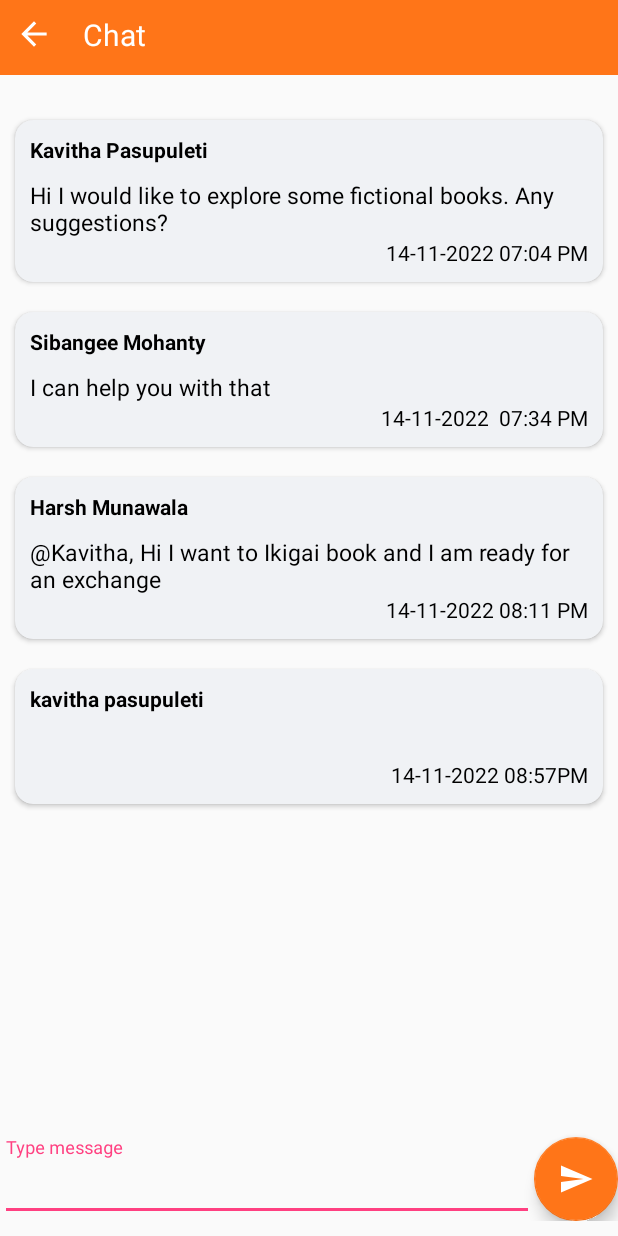
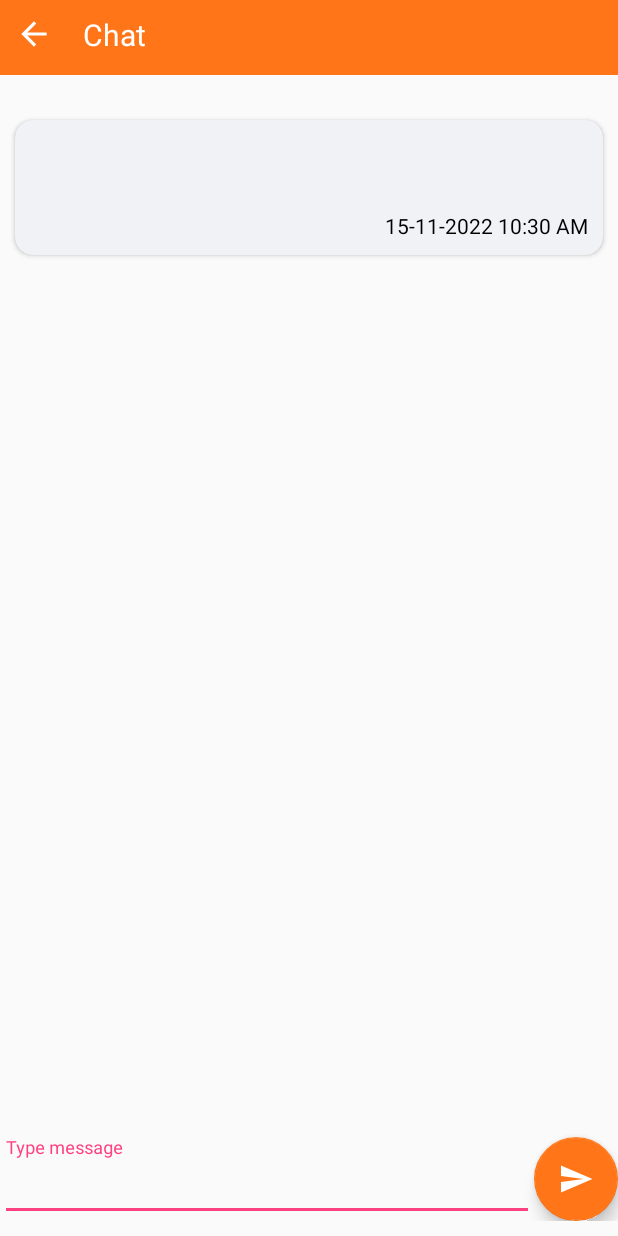
Before and after one commit to kavitha565/android_project, an Android app: the ChatActivity screen opened directly, with no data from a screen before it, after a tap on an icon or button, on a phone screen of 412 x 824 dp. Run offline under Robolectric (Android 15) with nearby library versions, the phone set to English and light mode, and no system bars; our stand-ins replace Firebase (no records; nobody signed in at launch, a user with empty details on screens opened directly).

Commit message:
Final 2nd interation

```diff
--- a/app/src/main/AndroidManifest.xml
+++ b/app/src/main/AndroidManifest.xml
@@ -50,7 +50,7 @@
             <intent-filter>
             <action android:name="android.intent.action.MAIN" />
 
-            <category android:name="android.intent.category.LAUNCHER" />
+<!--            <category android:name="android.intent.category.LAUNCHER" />-->
         </intent-filter>
         </activity>
         <activity
@@ -78,7 +78,7 @@
             <intent-filter>
                 <action android:name="android.intent.action.MAIN" />
 
-<!--                 <category android:name="android.intent.category.LAUNCHER" />-->
+                 <category android:name="android.intent.category.LAUNCHER" />
             </intent-filter>
 
             <meta-data
--- a/app/src/main/java/com/example/exchangelibrary/ChatActivity.java
+++ b/app/src/main/java/com/example/exchangelibrary/ChatActivity.java
@@ -6,18 +6,27 @@ import android.util.Log;
 import android.view.View;
 import android.widget.EditText;
 import android.widget.ImageView;
+import android.widget.Toast;
 
+import androidx.annotation.NonNull;
 import androidx.appcompat.app.AppCompatActivity;
 import androidx.recyclerview.widget.LinearLayoutManager;
 import androidx.recyclerview.widget.RecyclerView;
 
+import com.google.android.gms.tasks.OnCompleteListener;
+import com.google.android.gms.tasks.Task;
 import com.google.android.material.floatingactionbutton.FloatingActionButton;
 import com.google.firebase.auth.FirebaseAuth;
 import com.google.firebase.auth.FirebaseUser;
+import com.google.firebase.database.DataSnapshot;
 import com.google.firebase.database.DatabaseReference;
 import com.google.firebase.database.FirebaseDatabase;
+import java.sql.Timestamp;
+import java.text.SimpleDateFormat;
+import java.time.format.DateTimeFormatter;
+import java.util.Calendar;
+import java.util.Date;
 
-import java.security.PublicKey;
 import java.util.ArrayList;
 
 public class ChatActivity extends AppCompatActivity {
@@ -26,49 +35,43 @@ public class ChatActivity extends AppCompatActivity {
     ChatAdapter chatAdapter;
     ArrayList<ChatMessage> messagesList;
     String name;
+    FirebaseDatabase database = FirebaseDatabase.getInstance();
+    DatabaseReference myRef = database.getReference("message");
 
-    //ChatMessage messagesList = new ChatMessage("Hi this is kavitha","Kavitha Pasupuleti");
     @Override
     protected void onCreate(Bundle savedInstanceState) {
         super.onCreate(savedInstanceState);
         setContentView(R.layout.activity_chat);
-        Log.d("info","In chat acitiviy");
+        Log.d("info", "In chat acitiviy");
 
-        ArrayList<ChatMessage> messagesList = createMessagesList();
+        FloatingActionButton sendBtn = (FloatingActionButton) findViewById(R.id.send);
+        recyclerView = findViewById(R.id.list_of_messages);
+        recyclerView.setLayoutManager(new LinearLayoutManager(this));
+        messagesList = new ArrayList<ChatMessage>();
 
-        FloatingActionButton sendBtn = (FloatingActionButton)findViewById(R.id.send);
-        recyclerView = findViewById(R.id.list_of_messages);
-        //recyclerView.hasFixedSize(true);
-        recyclerView.setLayoutManager(new LinearLayoutManager(this));
-
-        chatAdapter = new ChatAdapter(this,messagesList);
-        recyclerView.setAdapter(chatAdapter);
+        displayChatMessages();
 
         FirebaseUser user = FirebaseAuth.getInstance().getCurrentUser();
         if (user != null) {
             name = user.getDisplayName();
-        };
+        }
 
         sendBtn.setOnClickListener(new View.OnClickListener() {
             @Override
             public void onClick(View view) {
-                EditText input = (EditText)findViewById(R.id.input);
+                EditText input = (EditText) findViewById(R.id.input);
+                Log.e("test", "" + input.getText().toString());
+                String timeStamp = new SimpleDateFormat("dd-MM-yyyy HH:mm aa").format(Calendar.getInstance().getTime());
 
-                // Write a message to the database
-                FirebaseDatabase database = FirebaseDatabase.getInstance();
-                DatabaseReference myRef = database.getReference("message");
+                messagesList.add(new ChatMessage(input.getText().toString(), name, timeStamp));
+                myRef.setValue(messagesList);
 
-                Log.e("test",""+input.getText().toString());
-                myRef.setValue(new ChatMessage(input.getText().toString(), "kavitha pasupuleti","14-11-2022 08:57PM"));
-                messagesList.add(new ChatMessage(input.getText().toString(), "kavitha pasupuleti","14-11-2022 08:57PM"));
-
-                chatAdapter = new ChatAdapter(ChatActivity.this,messagesList);
+                chatAdapter = new ChatAdapter(ChatActivity.this, messagesList);
                 recyclerView.setAdapter(chatAdapter);
 
                 input.setText("");
             }
         });
-        displayChatMessages();
 
         ImageView goBack = (ImageView) findViewById(R.id.goBackTo);
         goBack.setOnClickListener(new View.OnClickListener() {
@@ -81,14 +84,30 @@ public class ChatActivity extends AppCompatActivity {
 
     private void displayChatMessages() {
 
+        myRef.get().addOnCompleteListener(new OnCompleteListener<DataSnapshot>() {
+            @Override
+            public void onComplete(@NonNull Task<DataSnapshot> task) {
+                if (task.isSuccessful()) {
+                    if (task.getResult().exists()) {
+                        Toast.makeText(ChatActivity.this, "Successfully Read", Toast.LENGTH_SHORT).show();
+                        DataSnapshot dataSnapshot = task.getResult();
+                        Log.e("data", ""+dataSnapshot.getValue());
+                        for (DataSnapshot ALL_USERS: dataSnapshot.getChildren()) {
+                            String messageText = ALL_USERS.child("messageText").getValue().toString();
+                            String messageTime = ALL_USERS.child("messageTime").getValue().toString();
+                            Log.e("date",""+messageTime);
+                            String messageUser = ALL_USERS.child("messageUser").getValue().toString();
+                            ChatMessage mUser = new ChatMessage(messageText, messageUser, messageTime);
+                            messagesList.add(mUser);
+                            chatAdapter = new ChatAdapter(ChatActivity.this, messagesList);
+                            recyclerView.setAdapter(chatAdapter);
+                        }
+                    }
+                }
+                else{
+                    Toast.makeText(ChatActivity.this, "Error", Toast.LENGTH_SHORT).show();
+                }
+            }
+        });
     }
-
-    private ArrayList<ChatMessage> createMessagesList(){
-        messagesList = new ArrayList<ChatMessage>();
-        messagesList.add(new ChatMessage("Hi I would like to explore some fictional books. Any suggestions?","Kavitha Pasupuleti","14-11-2022 07:04 PM"));
-        messagesList.add(new ChatMessage("I can help you with that","Sibangee Mohanty","14-11-2022  07:34 PM"));
-        messagesList.add(new ChatMessage("@Kavitha, Hi I want to Ikigai book and I am ready for an exchange","Harsh Munawala","14-11-2022 08:11 PM"));
-        return messagesList;
-    }
-
 }
--- a/app/src/main/res/layout/activity_add_post.xml
+++ b/app/src/main/res/layout/activity_add_post.xml
@@ -130,7 +130,6 @@
         android:textSize="15sp"
         android:layout_margin="20dp"
         />
-
     <RatingBar
         android:id="@+id/ratingbar"
         android:layout_width="wrap_content"
```
